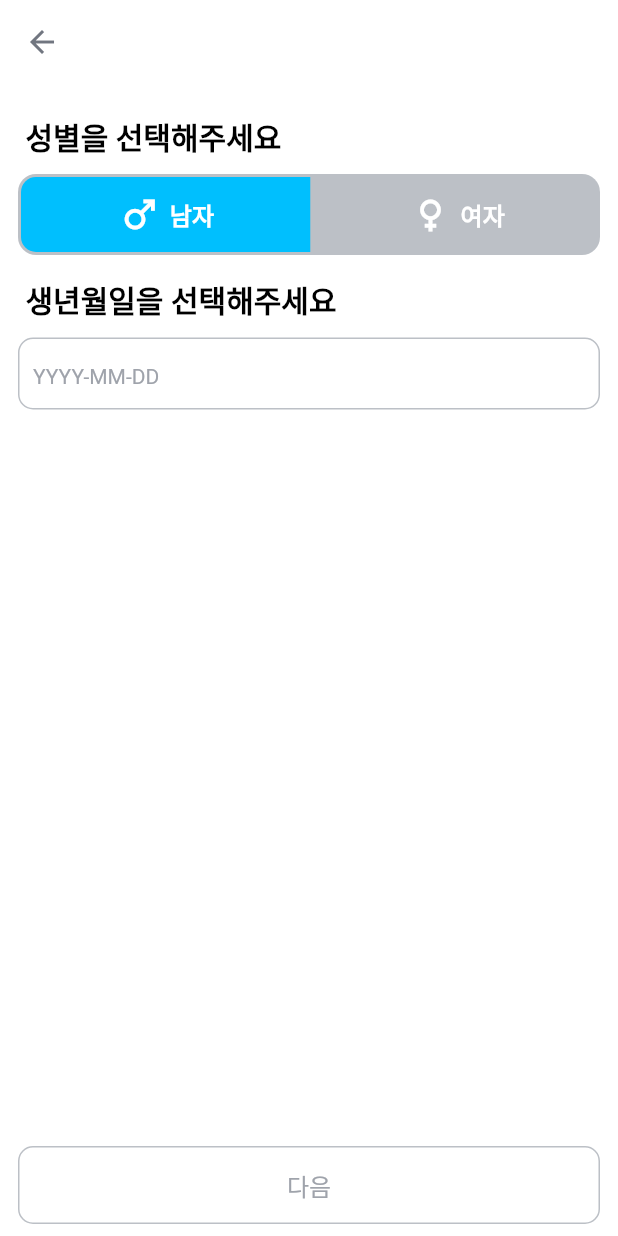
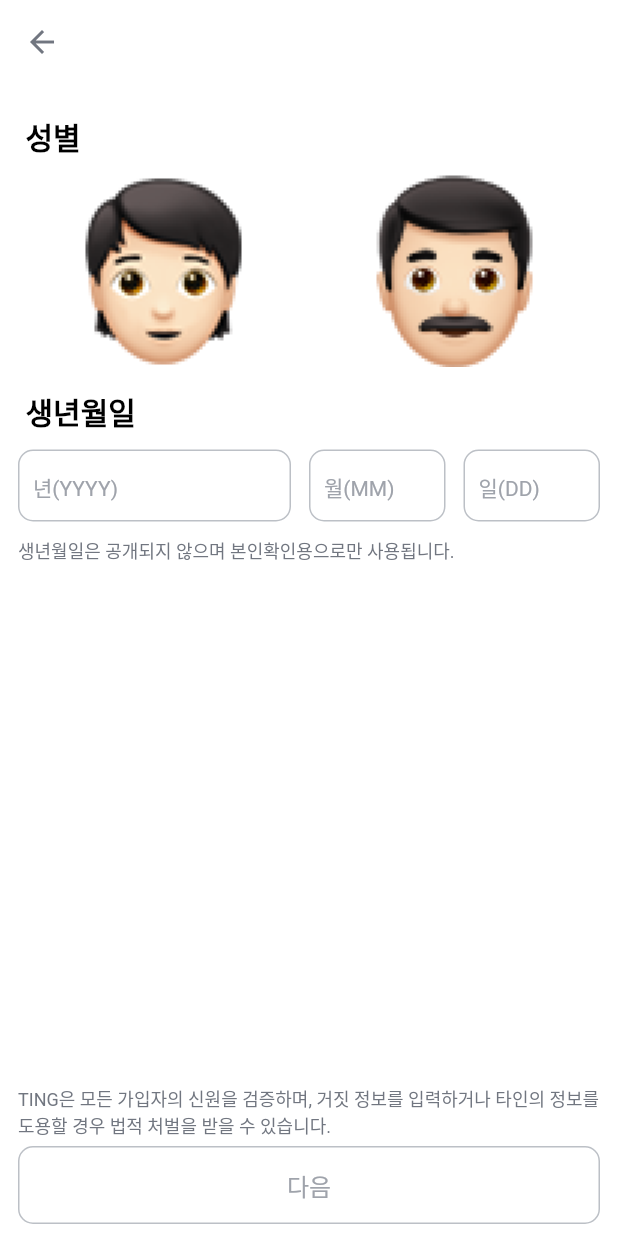
Before and after one commit to Modyland/ting-maker, a Flutter app: the RegisterScreen2 screen opened by its route, on a phone screen of 412 x 824 dp. Run offline on Flutter 3.47's test engine with Material 3 defaults, Android fonts, the phone set to English and light mode, and no system bars; drawn by our look-alikes of toggle_switch; our stand-ins replace device_info_plus, firebase_core, flutter_dotenv, flutter_svg, get, image_picker and 6 more; missing offline and left inert: flutter_naver_map; accounts and stored records are empty.

Commit message:
프로필 이미지 하는중

```diff
--- a/lib/main.dart
+++ b/lib/main.dart
@@ -19,7 +19,6 @@ import 'package:ting_maker/middleware/router_middleware.dart';
 import 'package:ting_maker/screen/account/find_id_pwd.dart';
 import 'package:ting_maker/screen/account/login.dart';
 import 'package:ting_maker/screen/home.dart';
-import 'package:ting_maker/screen/onboarding/onboarding.dart';
 import 'package:ting_maker/screen/register/permission.dart';
 import 'package:ting_maker/screen/register/phone_check.dart';
 import 'package:ting_maker/screen/register/phone_check2.dart';
@@ -143,7 +142,7 @@ class MyApp extends StatelessWidget {
                   if (isLogin) {
                     return const HomeScreen();
                   } else {
-                    return const OnboardingScreen();
+                    return const RegisterScreen2();
                   }
                 }),
             GetPage(
--- a/lib/screen/register/register2.dart
+++ b/lib/screen/register/register2.dart
@@ -1,11 +1,7 @@
 import 'package:flutter/material.dart';
-import 'package:flutter/services.dart';
-import 'package:ting_maker/main.dart';
-import 'package:ting_maker/util/f_logger.dart';
+import 'package:get/get.dart';
 import 'package:ting_maker/widget/common_appbar.dart';
 import 'package:ting_maker/widget/common_style.dart';
-import 'package:ting_maker/widget/date_bottom_sheet.dart';
-import 'package:toggle_switch/toggle_switch.dart';
 
 class RegisterScreen2 extends StatefulWidget {
   const RegisterScreen2({super.key});
@@ -15,14 +11,42 @@ class RegisterScreen2 extends StatefulWidget {
 }
 
 class _RegisterScreen2State extends State<RegisterScreen2> {
-  final TextEditingController _birthdayController = TextEditingController();
+  final GlobalKey<FormState> _formKey = GlobalKey<FormState>();
+  final TextEditingController _yearController = TextEditingController();
+  final TextEditingController _monthController = TextEditingController();
+  final TextEditingController _dayController = TextEditingController();
+
+  final FocusNode _monthFocus = FocusNode();
+  final FocusNode _dayFocus = FocusNode();
+  bool female = false;
+  bool male = false;
+
+  bool year = false;
+  bool month = false;
+  bool day = false;
+
   bool isNext = false;
 
-//CupertinoDatePicker(
-  //      onDateTimeChanged = (value) {},
-  //      mode = CupertinoDatePickerMode.date,
-  //       maximumYear = DateTime.now().year,
-  //       ))
+  void genderSelect(int type) {
+    if (type == 0) {
+      female = true;
+      male = false;
+    } else {
+      female = false;
+      male = true;
+    }
+    isNextCheck();
+  }
+
+  void isNextCheck() {
+    setState(() {
+      isNext = year && month && day && (female || male);
+    });
+  }
+
+  void goNextPage() {
+    Get.toNamed('/register3');
+  }
 
   @override
   Widget build(BuildContext context) {
@@ -33,68 +57,169 @@ class _RegisterScreen2State extends State<RegisterScreen2> {
           hasScrollBody: false,
           child: Padding(
             padding: const EdgeInsets.fromLTRB(12, 20, 12, 8),
+            child: Form(
+              key: _formKey,
               child: Column(
                 crossAxisAlignment: CrossAxisAlignment.start,
                 children: [
-                Text('\t성별을 선택해주세요', style: registerTitleStyle),
+                  Text('\t성별', style: registerTitleStyle),
                   const SizedBox(height: 10),
-                ToggleSwitch(
-                  minWidth: MyApp.width * 0.8,
-                  minHeight: 50,
-                  cornerRadius: 10,
-                  activeFgColor: Colors.white,
-                  inactiveBgColor: const Color(0xffbcc0c6),
-                  inactiveFgColor: Colors.white,
-                  totalSwitches: 2,
-                  labels: const ['남자', '여자'],
-                  customTextStyles: const [
-                    TextStyle(
-                      fontSize: 16.0,
-                      fontWeight: FontWeight.w600,
+                  Row(
+                    mainAxisAlignment: MainAxisAlignment.spaceAround,
+                    children: [
+                      Ink(
+                        decoration: female
+                            ? const ShapeDecoration(
+                                shape: CircleBorder(),
+                                color: Color(0XFF00BFFE),
+                              )
+                            : null,
+                        child: InkWell(
+                          splashColor: Colors.transparent,
+                          onTap: () {
+                            genderSelect(0);
+                          },
+                          child: Image.asset(
+                            'assets/image/female.png',
+                            scale: 1.5,
                           ),
-                    TextStyle(
-                      fontSize: 16.0,
-                      fontWeight: FontWeight.w600,
+                        ),
+                      ),
+                      Ink(
+                        decoration: male
+                            ? const ShapeDecoration(
+                                shape: CircleBorder(),
+                                color: Color(0XFF00BFFE),
+                              )
+                            : null,
+                        child: InkWell(
+                          splashColor: Colors.transparent,
+                          onTap: () {
+                            genderSelect(1);
+                          },
+                          child: Image.asset(
+                            'assets/image/male.png',
+                            scale: 1.5,
+                          ),
+                        ),
                       )
                     ],
-                  icons: const [
-                    Icons.male,
-                    Icons.female,
-                  ],
-                  iconSize: 30.0,
-                  borderWidth: 2.0,
-                  borderColor: const [
-                    Color(0xffbcc0c6),
-                  ],
-                  activeBgColors: const [
-                    [
-                      Color(0XFF00BFFE),
-                    ],
-                    [
-                      Color(0XFF00BFFE),
-                    ],
-                  ],
-                  onToggle: (index) {
-                    Log.e('switched to: $index');
+                  ),
+                  const SizedBox(height: 15),
+                  Text('\t생년월일', style: registerTitleStyle),
+                  const SizedBox(height: 10),
+                  Row(
+                    children: [
+                      Flexible(
+                        flex: 4,
+                        child: TextFormField(
+                          controller: _yearController,
+                          decoration: inputDecoration('년(YYYY)'),
+                          keyboardType: TextInputType.number,
+                          maxLength: 4,
+                          buildCounter: (BuildContext context,
+                                  {required int currentLength,
+                                  required bool isFocused,
+                                  required int? maxLength}) =>
+                              null,
+                          style: const TextStyle(fontSize: 20),
+                          onChanged: (value) {
+                            year = value.length == 4;
+                            if (year) {
+                              _monthFocus.requestFocus();
+                            }
+                            isNextCheck();
+                          },
+                          validator: (value) {
+                            if (value != null &&
+                                !RegExp(r'^-?[0-9]+$').hasMatch(value)) {
+                              return '숫자만 입력 가능합니다';
+                            }
+                            return null;
                           },
                         ),
-                const SizedBox(height: 15),
-                Text('\t생년월일을 선택해주세요', style: registerTitleStyle),
+                      ),
+                      const SizedBox(width: 12),
+                      Flexible(
+                          flex: 2,
+                          child: TextFormField(
+                            controller: _monthController,
+                            focusNode: _monthFocus,
+                            decoration: inputDecoration('월(MM)'),
+                            keyboardType: TextInputType.number,
+                            maxLength: 2,
+                            buildCounter: (BuildContext context,
+                                    {required int currentLength,
+                                    required bool isFocused,
+                                    required int? maxLength}) =>
+                                null,
+                            style: const TextStyle(fontSize: 20),
+                            onChanged: (value) {
+                              month = value.length == 2;
+                              isNextCheck();
+                              if (month) {
+                                _dayFocus.requestFocus();
+                              }
+                            },
+                            validator: (value) {
+                              if (value != null &&
+                                  !RegExp(r'^-?[0-9]+$').hasMatch(value)) {
+                                return '숫자만 입력 가능합니다';
+                              }
+                              return null;
+                            },
+                          )),
+                      const SizedBox(width: 12),
+                      Flexible(
+                          flex: 2,
+                          child: TextFormField(
+                            controller: _dayController,
+                            focusNode: _dayFocus,
+                            decoration: inputDecoration('일(DD)'),
+                            keyboardType: TextInputType.number,
+                            maxLength: 2,
+                            buildCounter: (BuildContext context,
+                                    {required int currentLength,
+                                    required bool isFocused,
+                                    required int? maxLength}) =>
+                                null,
+                            style: const TextStyle(fontSize: 20),
+                            onChanged: (value) {
+                              day = value.length == 2;
+                              isNextCheck();
+                              if (year && month && day) {
+                                FocusScope.of(context)
+                                    .requestFocus(FocusNode());
+                              }
+                            },
+                            validator: (value) {
+                              if (value != null &&
+                                  !RegExp(r'^-?[0-9]+$').hasMatch(value)) {
+                                return '숫자만 입력 가능합니다';
+                              }
+                              return null;
+                            },
+                          )),
+                    ],
+                  ),
                   const SizedBox(height: 10),
-                GestureDetector(
-                  onTap: () {
-                    HapticFeedback.mediumImpact();
-                    datePickerBottomSheet();
-                  },
-                  child: TextFormField(
-                    enabled: false,
-                    controller: _birthdayController,
-                    decoration: inputDecoration('YYYY-MM-DD'),
-                    style: const TextStyle(fontSize: 20),
-                    onChanged: (value) {},
+                  const Text(
+                    '생년월일은 공개되지 않으며 본인확인용으로만 사용됩니다.',
+                    style: TextStyle(
+                      fontSize: 12,
+                      color: Color(0xff717680),
                     ),
                   ),
                   const Spacer(),
+                  const SizedBox(height: 10),
+                  const Text(
+                    'TING은 모든 가입자의 신원을 검증하며, 거짓 정보를 입력하거나 타인의 정보를 도용할 경우 법적 처벌을 받을 수 있습니다.',
+                    style: TextStyle(
+                      fontSize: 12,
+                      color: Color(0xff717680),
+                    ),
+                  ),
+                  const SizedBox(height: 5),
                   Container(
                     width: double.infinity,
                     height: 52,
@@ -106,7 +231,7 @@ class _RegisterScreen2State extends State<RegisterScreen2> {
                         borderRadius: BorderRadius.circular(10),
                       ),
                       onPressed: () {
-                      isNext ? null : null;
+                        isNext ? goNextPage() : null;
                       },
                       child: Center(
                         child: Text(
@@ -125,6 +250,7 @@ class _RegisterScreen2State extends State<RegisterScreen2> {
               ),
             ),
           ),
+        ),
       ]),
     );
   }
--- a/lib/screen/register/register3.dart
+++ b/lib/screen/register/register3.dart
@@ -2,6 +2,7 @@ import 'package:flutter/material.dart';
 import 'package:ting_maker/service/sample_service.dart';
 import 'package:ting_maker/widget/common_appbar.dart';
 import 'package:ting_maker/widget/common_style.dart';
+import 'package:ting_maker/widget/image_profile.dart';
 
 class RegisterScreen3 extends StatefulWidget {
   const RegisterScreen3({super.key});
@@ -33,24 +34,28 @@ class _RegisterScreen3State extends State<RegisterScreen3> {
               child: Column(
                 crossAxisAlignment: CrossAxisAlignment.start,
                 children: [
-                  Text('\t안녕하세요!', style: registerTitleStyle),
-                  Text('\t휴대폰 번호를 입력해주세요.', style: registerTitleStyle),
+                  const ImageProfile(),
                   const SizedBox(height: 10),
-                  const Text(
-                    '\t\t휴대폰 번호는 안전하게 보관되며 타인에게 공개되지 않아요.',
-                    style: TextStyle(color: Colors.black, fontSize: 13),
-                  ),
-                  const SizedBox(height: 30),
+                  Text('\t닉네임', style: registerTitleStyle),
+                  const SizedBox(height: 10),
                   Form(
                     key: _formKey,
                     child: TextFormField(
-                      decoration: inputDecoration('휴대폰 번호 ( - 없이 숫자만 입력 )'),
+                      decoration: inputDecoration('닉네임을 입력해주세요'),
                       validator: (value) {
                         if (value == null || value.isEmpty) {
-                          return '휴대폰 번호를 입력하세요';
+                          return '닉네임을 입력해주세요';
                         }
                         return null;
                       },
+                    ),
+                  ),
+                  const SizedBox(height: 5),
+                  const Text(
+                    '신중하게 본인을 가장 잘 나타내는 이름으로 설정해주세요',
+                    style: TextStyle(
+                      fontSize: 12,
+                      color: Color(0xff717680),
                     ),
                   ),
                   const Spacer(),
--- a/pubspec.yaml
+++ b/pubspec.yaml
@@ -39,7 +39,6 @@ dependencies:
   package_info_plus: ^7.0.0
   flutter_naver_map: ^1.2.2
   intl: ^0.18.1
-  flutter_emoji: ^2.5.1
   crop_your_image: ^1.0.2
 
 dev_dependencies:
```
Also changed, not shown: lib/widget/date_bottom_sheet.dart (deleted, +0 -55 lines), lib/widget/image_profile.dart (added, +89 -0 lines), assets/image/female.png (added), assets/image/male.png (added), assets/image/profile.png (added), pubspec.lock, 1 other file. Lines whose indentation alone changed are shown as unchanged.
